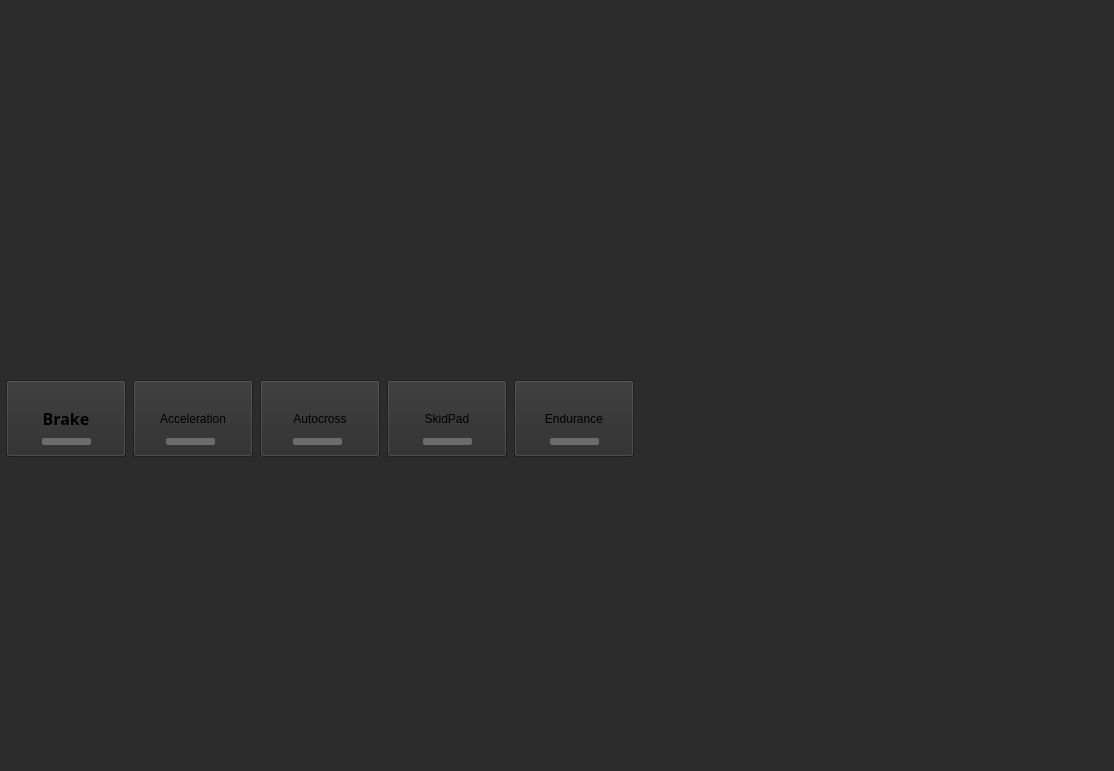
Old version of the form mainwindow.ui in the repository zzzBECK/ECU.
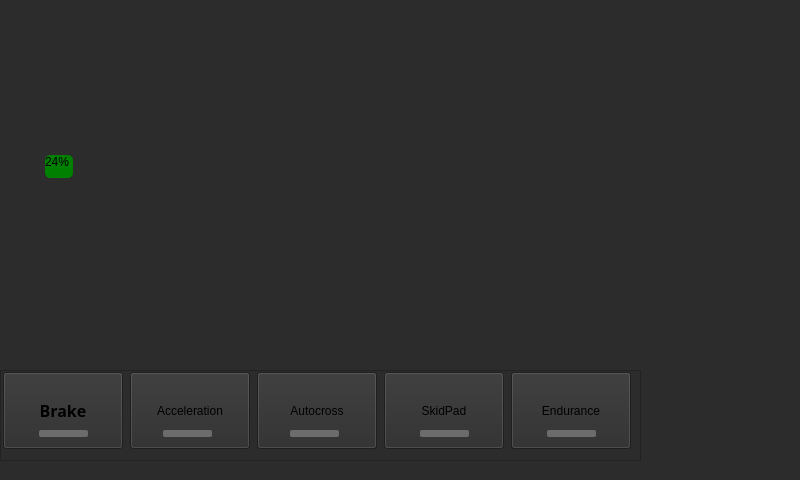
New version of the form.

Commit message: Button alt

Patch:
```diff
--- a/mainwindow.ui
+++ b/mainwindow.ui
@@ -9,8 +9,8 @@
    <rect>
     <x>0</x>
     <y>0</y>
-    <width>1114</width>
-    <height>771</height>
+    <width>800</width>
+    <height>480</height>
    </rect>
   </property>
   <property name="sizePolicy">
@@ -26,267 +26,6 @@
    <string notr="true">background-color: rgb(44, 44, 44);</string>
   </property>
   <widget class="QWidget" name="centralwidget">
-   <widget class="QPushButton" name="Brake">
-    <property name="geometry">
-     <rect>
-      <x>6</x>
-      <y>380</y>
-      <width>120</width>
-      <height>77</height>
-     </rect>
-    </property>
-    <property name="font">
-     <font>
-      <family>Arial Black</family>
-      <pointsize>12</pointsize>
-      <italic>false</italic>
-      <bold>true</bold>
-     </font>
-    </property>
-    <property name="styleSheet">
-     <string notr="true">font: 900 12pt &quot;Arial Black&quot;;
-background-color: rgb(44, 44, 44);
-
-QPushButton :: hover{
-
-}</string>
-    </property>
-    <property name="text">
-     <string>Brake</string>
-    </property>
-   </widget>
-   <widget class="QPushButton" name="Acceleration">
-    <property name="geometry">
-     <rect>
-      <x>133</x>
-      <y>380</y>
-      <width>120</width>
-      <height>77</height>
-     </rect>
-    </property>
-    <property name="styleSheet">
-     <string notr="true">font: 900 12pt &quot;Arial Black&quot;;</string>
-    </property>
-    <property name="text">
-     <string>Acceleration</string>
-    </property>
-    <property name="autoDefault">
-     <bool>false</bool>
-    </property>
-   </widget>
-   <widget class="QPushButton" name="Autocross">
-    <property name="geometry">
-     <rect>
-      <x>260</x>
-      <y>380</y>
-      <width>120</width>
-      <height>77</height>
-     </rect>
-    </property>
-    <property name="styleSheet">
-     <string notr="true">font: 900 12pt &quot;Arial Black&quot;;</string>
-    </property>
-    <property name="text">
-     <string>Autocross</string>
-    </property>
-   </widget>
-   <widget class="QPushButton" name="SkidPad">
-    <property name="geometry">
-     <rect>
-      <x>387</x>
-      <y>380</y>
-      <width>120</width>
-      <height>77</height>
-     </rect>
-    </property>
-    <property name="styleSheet">
-     <string notr="true">font: 900 12pt &quot;Arial Black&quot;;</string>
-    </property>
-    <property name="text">
-     <string>SkidPad</string>
-    </property>
-   </widget>
-   <widget class="QPushButton" name="Endurance">
-    <property name="geometry">
-     <rect>
-      <x>514</x>
-      <y>380</y>
-      <width>120</width>
-      <height>77</height>
-     </rect>
-    </property>
-    <property name="styleSheet">
-     <string notr="true">font: 900 12pt &quot;Arial Black&quot;;</string>
-    </property>
-    <property name="text">
-     <string>Endurance</string>
-    </property>
-   </widget>
-   <widget class="QFrame" name="BrakeStatus">
-    <property name="geometry">
-     <rect>
-      <x>42</x>
-      <y>438</y>
-      <width>49</width>
-      <height>7</height>
-     </rect>
-    </property>
-    <property name="sizePolicy">
-     <sizepolicy hsizetype="Fixed" vsizetype="Fixed">
-      <horstretch>0</horstretch>
-      <verstretch>0</verstretch>
-     </sizepolicy>
-    </property>
-    <property name="styleSheet">
-     <string notr="true">QFrame{
-	border-radius: 2px;
-	background-color: rgb(108, 108, 108);
-	background-position: center;
-}
-
-QFrame:hover{
-	background-color: rgb(23, 165, 0);
-}</string>
-    </property>
-    <property name="frameShape">
-     <enum>QFrame::StyledPanel</enum>
-    </property>
-    <property name="frameShadow">
-     <enum>QFrame::Raised</enum>
-    </property>
-   </widget>
-   <widget class="QFrame" name="AccelerationStatus">
-    <property name="geometry">
-     <rect>
-      <x>166</x>
-      <y>438</y>
-      <width>49</width>
-      <height>7</height>
-     </rect>
-    </property>
-    <property name="sizePolicy">
-     <sizepolicy hsizetype="Fixed" vsizetype="Fixed">
-      <horstretch>0</horstretch>
-      <verstretch>0</verstretch>
-     </sizepolicy>
-    </property>
-    <property name="styleSheet">
-     <string notr="true">QFrame{
-	border-radius: 2px;
-	background-color: rgb(108, 108, 108);
-	background-position: center;
-}
-
-QFrame:hover{
-	background-color: rgb(23, 165, 0);
-}</string>
-    </property>
-    <property name="frameShape">
-     <enum>QFrame::StyledPanel</enum>
-    </property>
-    <property name="frameShadow">
-     <enum>QFrame::Raised</enum>
-    </property>
-   </widget>
-   <widget class="QFrame" name="AutorcrossStatus">
-    <property name="geometry">
-     <rect>
-      <x>293</x>
-      <y>438</y>
-      <width>49</width>
-      <height>7</height>
-     </rect>
-    </property>
-    <property name="sizePolicy">
-     <sizepolicy hsizetype="Fixed" vsizetype="Fixed">
-      <horstretch>0</horstretch>
-      <verstretch>0</verstretch>
-     </sizepolicy>
-    </property>
-    <property name="styleSheet">
-     <string notr="true">QFrame{
-	border-radius: 2px;
-	background-color: rgb(108, 108, 108);
-	background-position: center;
-}
-
-QFrame:hover{
-	background-color: rgb(23, 165, 0);
-}</string>
-    </property>
-    <property name="frameShape">
-     <enum>QFrame::StyledPanel</enum>
-    </property>
-    <property name="frameShadow">
-     <enum>QFrame::Raised</enum>
-    </property>
-   </widget>
-   <widget class="QFrame" name="SkidpadStatus">
-    <property name="geometry">
-     <rect>
-      <x>423</x>
-      <y>438</y>
-      <width>49</width>
-      <height>7</height>
-     </rect>
-    </property>
-    <property name="sizePolicy">
-     <sizepolicy hsizetype="Fixed" vsizetype="Fixed">
-      <horstretch>0</horstretch>
-      <verstretch>0</verstretch>
-     </sizepolicy>
-    </property>
-    <property name="styleSheet">
-     <string notr="true">QFrame{
-	border-radius: 2px;
-	background-color: rgb(108, 108, 108);
-	background-position: center;
-}
-
-QFrame:hover{
-	background-color: rgb(23, 165, 0);
-}</string>
-    </property>
-    <property name="frameShape">
-     <enum>QFrame::StyledPanel</enum>
-    </property>
-    <property name="frameShadow">
-     <enum>QFrame::Raised</enum>
-    </property>
-   </widget>
-   <widget class="QFrame" name="EnduranceStatus">
-    <property name="geometry">
-     <rect>
-      <x>550</x>
-      <y>438</y>
-      <width>49</width>
-      <height>7</height>
-     </rect>
-    </property>
-    <property name="sizePolicy">
-     <sizepolicy hsizetype="Fixed" vsizetype="Fixed">
-      <horstretch>0</horstretch>
-      <verstretch>0</verstretch>
-     </sizepolicy>
-    </property>
-    <property name="styleSheet">
-     <string notr="true">QFrame{
-	border-radius: 2px;
-	background-color: rgb(108, 108, 108);
-	background-position: center;
-}
-
-QFrame:hover{
-	background-color: rgb(23, 165, 0);
-}</string>
-    </property>
-    <property name="frameShape">
-     <enum>QFrame::StyledPanel</enum>
-    </property>
-    <property name="frameShadow">
-     <enum>QFrame::Raised</enum>
-    </property>
-   </widget>
    <widget class="QFrame" name="HighVoltage">
     <property name="geometry">
      <rect>
@@ -309,6 +48,32 @@
     <property name="frameShadow">
      <enum>QFrame::Raised</enum>
     </property>
+    <widget class="QProgressBar" name="progressBar">
+     <property name="geometry">
+      <rect>
+       <x>30</x>
+       <y>100</y>
+       <width>118</width>
+       <height>23</height>
+      </rect>
+     </property>
+     <property name="styleSheet">
+      <string notr="true">QProgressBar{
+	border-radius: 5px;
+	background-color: rgb(44, 44, 44);
+	border-color: rgb(23, 165, 0);
+}
+
+QProgressBar::chunk {
+	 border-radius: 5px;
+     background-color: green;
+ }
+</string>
+     </property>
+     <property name="value">
+      <number>24</number>
+     </property>
+    </widget>
    </widget>
    <widget class="QFrame" name="LowVoltage">
     <property name="geometry">
@@ -402,7 +167,7 @@
       <number>20</number>
      </property>
      <item>
-      <layout class="QVBoxLayout" name="verticalLayout_2" stretch="">
+      <layout class="QVBoxLayout" name="verticalLayout_2">
        <property name="spacing">
         <number>0</number>
        </property>
@@ -445,6 +210,297 @@
      <enum>QFrame::Raised</enum>
     </property>
    </widget>
+   <widget class="QFrame" name="Bottom">
+    <property name="geometry">
+     <rect>
+      <x>0</x>
+      <y>370</y>
+      <width>641</width>
+      <height>91</height>
+     </rect>
+    </property>
+    <property name="frameShape">
+     <enum>QFrame::StyledPanel</enum>
+    </property>
+    <property name="frameShadow">
+     <enum>QFrame::Raised</enum>
+    </property>
+    <widget class="QFrame" name="AutorcrossStatus">
+     <property name="geometry">
+      <rect>
+       <x>290</x>
+       <y>60</y>
+       <width>49</width>
+       <height>7</height>
+      </rect>
+     </property>
+     <property name="sizePolicy">
+      <sizepolicy hsizetype="Fixed" vsizetype="Fixed">
+       <horstretch>0</horstretch>
+       <verstretch>0</verstretch>
+      </sizepolicy>
+     </property>
+     <property name="styleSheet">
+      <string notr="true">QFrame{
+	border-radius: 2px;
+	background-color: rgb(108, 108, 108);
+	background-position: center;
+}
+
+QFrame:hover{
+	background-color: rgb(23, 165, 0);
+}</string>
+     </property>
+     <property name="frameShape">
+      <enum>QFrame::StyledPanel</enum>
+     </property>
+     <property name="frameShadow">
+      <enum>QFrame::Raised</enum>
+     </property>
+    </widget>
+    <widget class="QFrame" name="SkidpadStatus">
+     <property name="geometry">
+      <rect>
+       <x>420</x>
+       <y>60</y>
+       <width>49</width>
+       <height>7</height>
+      </rect>
+     </property>
+     <property name="sizePolicy">
+      <sizepolicy hsizetype="Fixed" vsizetype="Fixed">
+       <horstretch>0</horstretch>
+       <verstretch>0</verstretch>
+      </sizepolicy>
+     </property>
+     <property name="styleSheet">
+      <string notr="true">QFrame{
+	border-radius: 2px;
+	background-color: rgb(108, 108, 108);
+	background-position: center;
+}
+
+QFrame:hover{
+	background-color: rgb(23, 165, 0);
+}</string>
+     </property>
+     <property name="frameShape">
+      <enum>QFrame::StyledPanel</enum>
+     </property>
+     <property name="frameShadow">
+      <enum>QFrame::Raised</enum>
+     </property>
+    </widget>
+    <widget class="QPushButton" name="Autocross">
+     <property name="geometry">
+      <rect>
+       <x>257</x>
+       <y>2</y>
+       <width>120</width>
+       <height>77</height>
+      </rect>
+     </property>
+     <property name="styleSheet">
+      <string notr="true">font: 900 12pt &quot;Arial Black&quot;;</string>
+     </property>
+     <property name="text">
+      <string>Autocross</string>
+     </property>
+    </widget>
+    <widget class="QFrame" name="EnduranceStatus">
+     <property name="geometry">
+      <rect>
+       <x>547</x>
+       <y>60</y>
+       <width>49</width>
+       <height>7</height>
+      </rect>
+     </property>
+     <property name="sizePolicy">
+      <sizepolicy hsizetype="Fixed" vsizetype="Fixed">
+       <horstretch>0</horstretch>
+       <verstretch>0</verstretch>
+      </sizepolicy>
+     </property>
+     <property name="styleSheet">
+      <string notr="true">QFrame{
+	border-radius: 2px;
+	background-color: rgb(108, 108, 108);
+	background-position: center;
+}
+
+QFrame:hover{
+	background-color: rgb(23, 165, 0);
+}</string>
+     </property>
+     <property name="frameShape">
+      <enum>QFrame::StyledPanel</enum>
+     </property>
+     <property name="frameShadow">
+      <enum>QFrame::Raised</enum>
+     </property>
+    </widget>
+    <widget class="QFrame" name="BrakeStatus">
+     <property name="geometry">
+      <rect>
+       <x>39</x>
+       <y>60</y>
+       <width>49</width>
+       <height>7</height>
+      </rect>
+     </property>
+     <property name="sizePolicy">
+      <sizepolicy hsizetype="Fixed" vsizetype="Fixed">
+       <horstretch>0</horstretch>
+       <verstretch>0</verstretch>
+      </sizepolicy>
+     </property>
+     <property name="autoFillBackground">
+      <bool>false</bool>
+     </property>
+     <property name="styleSheet">
+      <string notr="true">QFrame{
+	border-radius: 2px;
+	background-color: rgb(108, 108, 108);
+	background-position: center;
+}
+
+QFrame:hover{
+	background-color: rgb(23, 165, 0);
+}</string>
+     </property>
+     <property name="frameShape">
+      <enum>QFrame::StyledPanel</enum>
+     </property>
+     <property name="frameShadow">
+      <enum>QFrame::Raised</enum>
+     </property>
+    </widget>
+    <widget class="QPushButton" name="Brake">
+     <property name="geometry">
+      <rect>
+       <x>3</x>
+       <y>2</y>
+       <width>120</width>
+       <height>77</height>
+      </rect>
+     </property>
+     <property name="font">
+      <font>
+       <family>Arial Black</family>
+       <pointsize>12</pointsize>
+       <weight>99</weight>
+       <italic>false</italic>
+       <bold>true</bold>
+      </font>
+     </property>
+     <property name="styleSheet">
+      <string notr="true">font: 900 12pt &quot;Arial Black&quot;;
+background-color: rgb(44, 44, 44);
+
+QPushButton :: hover{
+
+}</string>
+     </property>
+     <property name="text">
+      <string>Brake</string>
+     </property>
+    </widget>
+    <widget class="QPushButton" name="SkidPad">
+     <property name="geometry">
+      <rect>
+       <x>384</x>
+       <y>2</y>
+       <width>120</width>
+       <height>77</height>
+      </rect>
+     </property>
+     <property name="styleSheet">
+      <string notr="true">font: 900 12pt &quot;Arial Black&quot;;</string>
+     </property>
+     <property name="text">
+      <string>SkidPad</string>
+     </property>
+    </widget>
+    <widget class="QPushButton" name="Acceleration">
+     <property name="geometry">
+      <rect>
+       <x>130</x>
+       <y>2</y>
+       <width>120</width>
+       <height>77</height>
+      </rect>
+     </property>
+     <property name="styleSheet">
+      <string notr="true">font: 900 12pt &quot;Arial Black&quot;;</string>
+     </property>
+     <property name="text">
+      <string>Acceleration</string>
+     </property>
+     <property name="autoDefault">
+      <bool>false</bool>
+     </property>
+    </widget>
+    <widget class="QPushButton" name="Endurance">
+     <property name="geometry">
+      <rect>
+       <x>511</x>
+       <y>2</y>
+       <width>120</width>
+       <height>77</height>
+      </rect>
+     </property>
+     <property name="styleSheet">
+      <string notr="true">font: 900 12pt &quot;Arial Black&quot;;</string>
+     </property>
+     <property name="text">
+      <string>Endurance</string>
+     </property>
+    </widget>
+    <widget class="QFrame" name="AccelerationStatus">
+     <property name="geometry">
+      <rect>
+       <x>163</x>
+       <y>60</y>
+       <width>49</width>
+       <height>7</height>
+      </rect>
+     </property>
+     <property name="sizePolicy">
+      <sizepolicy hsizetype="Fixed" vsizetype="Fixed">
+       <horstretch>0</horstretch>
+       <verstretch>0</verstretch>
+      </sizepolicy>
+     </property>
+     <property name="styleSheet">
+      <string notr="true">QFrame{
+	border-radius: 2px;
+	background-color: rgb(108, 108, 108);
+	background-position: center;
+}
+
+QFrame:hover{
+	background-color: rgb(23, 165, 0);
+}</string>
+     </property>
+     <property name="frameShape">
+      <enum>QFrame::StyledPanel</enum>
+     </property>
+     <property name="frameShadow">
+      <enum>QFrame::Raised</enum>
+     </property>
+    </widget>
+    <zorder>Endurance</zorder>
+    <zorder>Acceleration</zorder>
+    <zorder>SkidPad</zorder>
+    <zorder>Brake</zorder>
+    <zorder>Autocross</zorder>
+    <zorder>AccelerationStatus</zorder>
+    <zorder>AutorcrossStatus</zorder>
+    <zorder>BrakeStatus</zorder>
+    <zorder>EnduranceStatus</zorder>
+    <zorder>SkidpadStatus</zorder>
+   </widget>
   </widget>
  </widget>
  <resources/>
```
Left out of the diff: 2 changed lines with no effect on the pictures. The commit also changes 5 other files.
